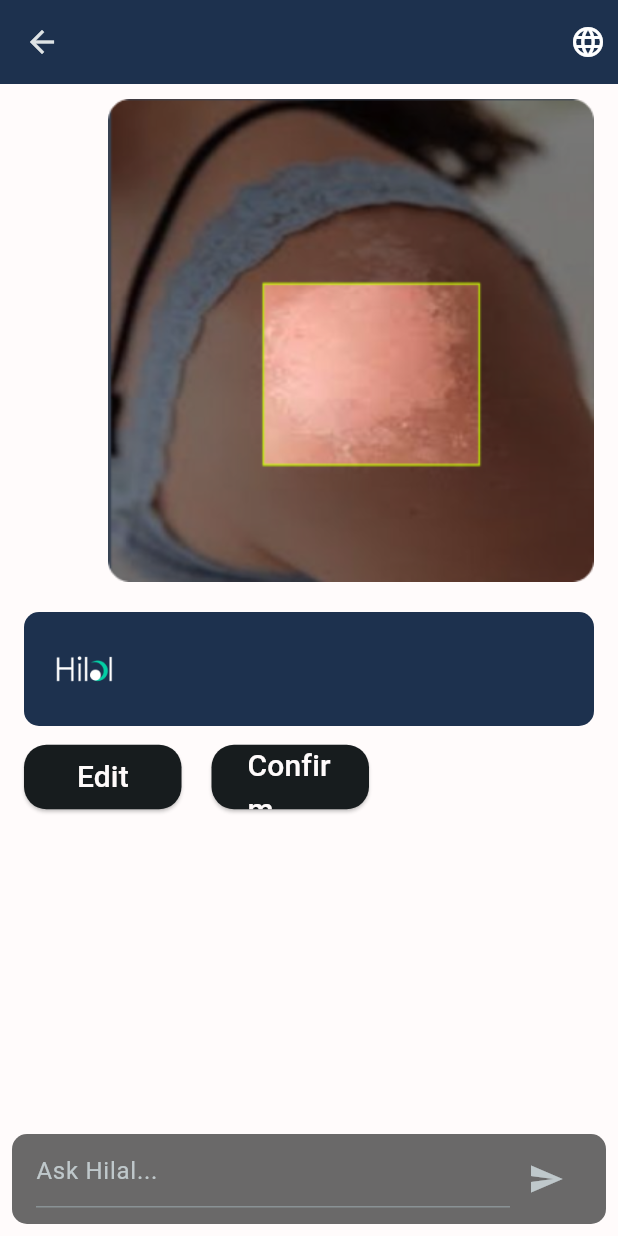
After one commit to SaraElwatany/Hilal-A-Skin-Burn-Severity-Assessment-Mobile-Application-Deployed-Version, a Flutter app: the DocterModelChat screen opened directly, on a phone screen of 412 x 824 dp. The commit adds this screen. Run offline on Flutter 3.47's test engine with Material 3 defaults, Android fonts, the phone set to English and light mode, and no system bars; our stand-ins replace image_cropper, image_picker, permission_handler; generated files the repository leaves out were written again.

Commit message:
Doctor Chat

```diff
--- /dev/null
+++ b/gp_app/lib/Data/doctor_msg.dart
@@ -0,0 +1,14 @@
+// import 'package:flutter/material.dart';
+import 'dart:io';
+
+import 'package:flutter/material.dart';
+import 'package:gp_app/models/doctor_message.dart';
+
+List<DoctorMessage> doctorMessage = [
+  DoctorMessage(
+    message: "Hi",
+    receiver: false,
+    imageFile: 'assets/images/burndegree.png'
+    ),
+
+];
--- a/gp_app/lib/Data/messages.dart
+++ b/gp_app/lib/Data/messages.dart
@@ -1,5 +1,5 @@
 // import 'package:flutter/material.dart';
-import 'package:gp_app/models/chat_message.dart';
+import 'package:gp_app/models/patient_message.dart';
 
 List<ChatMessage> chatMessage = [
   ChatMessage(message: "Hi", receiver: false),
--- a/gp_app/lib/l10n/intl_ar.arb
+++ b/gp_app/lib/l10n/intl_ar.arb
@@ -23,6 +23,9 @@
     "upload": "رفع الصورة",
     "message" : "اسأل هلال...",
     "about" :  "معلومات",
-    "intro": "أهلا, أنا هلال, رفيقك الصحي, ممكن اساعدك تفتكر تاريخك المرضي من إشاعات و تحاليل و عمليات و غيره. بالإضافة لكده, ممكن أديك نصائح تحسن صحتك بناءًا على تاريخك المرضي\nاقدر افهم أعراضك و اقترح عليك اقتراح مبدأي خاص بصحتك."
+    "intro": "أهلا, أنا هلال, رفيقك الصحي, ممكن اساعدك تفتكر تاريخك المرضي من إشاعات و تحاليل و عمليات و غيره. بالإضافة لكده, ممكن أديك نصائح تحسن صحتك بناءًا على تاريخك المرضي\nاقدر افهم أعراضك و اقترح عليك اقتراح مبدأي خاص بصحتك.",
+    "asdoctor":"الاستمرار كطبيب",
+    "confirm":"تأكيد",
+    "edit":"تعديل"
 
   }
--- a/gp_app/lib/l10n/intl_en.arb
+++ b/gp_app/lib/l10n/intl_en.arb
@@ -23,6 +23,9 @@
     "upload" : "Upload Image",
     "message" : "Ask Hilal...",
     "about"   : "About",
-    "intro": "Hi, I'm Hilal, your health companion. \nI can help you remember your medical history, including reports, tests, surgeries, and more. \nAdditionally, I can give you tips to improve your health based on your medical history."
+    "intro": "Hi, I'm Hilal, your health companion. \nI can help you remember your medical history, including reports, tests, surgeries, and more. \nAdditionally, I can give you tips to improve your health based on your medical history.",
+    "asdoctor": "Continue as a doctor",
+    "confirm":"Confirm",
+    "edit":"Edit"
 
   }
--- /dev/null
+++ b/gp_app/lib/models/doctor_message.dart
@@ -0,0 +1,18 @@
+
+// import 'dart:io';
+
+// import 'package:flutter/material.dart';
+
+class DoctorMessage {
+
+  final String message;
+  final bool receiver;
+  final String? imageFile;
+
+
+DoctorMessage({
+  required this.message,
+  required this.receiver,
+  required this.imageFile,
+  });
+}
--- a/gp_app/lib/screens/doctor_model_screen.dart
+++ b/gp_app/lib/screens/doctor_model_screen.dart
@@ -0,0 +1,77 @@
+import 'package:flutter/material.dart';
+import 'package:gp_app/Data/doctor_msg.dart';
+import 'package:gp_app/generated/l10n.dart';
+// import 'package:gp_app/screens/patient_model_screen.dart';
+import 'package:gp_app/widgets/docter_model_widget.dart';
+import 'package:gp_app/widgets/localization_icon.dart';
+// import 'package:gp_app/widgets/messages_widget.dart';
+
+class DocterModelChat extends StatefulWidget{
+  const DocterModelChat({super.key});
+
+  @override
+  State<DocterModelChat> createState() {
+    return DocterModelChatState();
+  }
+}
+
+class DocterModelChatState extends State <DocterModelChat> {
+
+  @override
+  Widget build(BuildContext context) {
+    return  Scaffold(
+      appBar:  const LocalizationIcon(),
+      body: Stack(
+          children: [
+            ListView.builder(
+              itemCount: doctorMessage.length,
+              itemBuilder: (context, index) {
+                return DoctorMessagesWidget(
+                  doctorMessage: doctorMessage[index]
+                  );
+
+              },
+            ),
+            Align(
+              alignment: Alignment.bottomCenter,
+              child: Padding(
+                padding: const EdgeInsets.all(8.0),
+                child: Container(
+                  padding:
+                      const EdgeInsets.only(left: 16, bottom: 10, right: 16),
+                  height: 60,
+                  width: double.infinity,
+                  decoration: BoxDecoration(
+                    borderRadius: BorderRadius.circular(10),
+                    color: const Color.fromARGB(255, 106, 105, 105),
+                  ),
+                  child: Row(children: [
+                    Expanded(
+                      child: TextField(
+                        // controller: _messageController,
+                        textCapitalization: TextCapitalization.sentences,
+                        autocorrect: true,
+                        enableSuggestions: true,
+                        decoration:
+                            InputDecoration(hintText: S.of(context).message),
+                      ),
+                    ),
+                    Padding(
+                      padding: const EdgeInsets.only(top: 10),
+                      child: IconButton(
+                        onPressed: (){},
+                        icon: const Icon(
+                          Icons.send,
+                        ),
+                      ),
+                    ),
+                  ]),
+                ),
+              ),
+            ),
+          ],
+        ),
+    );
+
+  }
+}
--- a/gp_app/lib/screens/login_screen.dart
+++ b/gp_app/lib/screens/login_screen.dart
@@ -2,6 +2,7 @@ import 'package:flutter/material.dart';
 // import 'package:gp_app/classes/language.dart';
 import 'package:gp_app/generated/l10n.dart';
 import 'package:gp_app/models/user_info.dart';
+import 'package:gp_app/screens/doctor_model_screen.dart';
 // import 'package:gp_app/main.dart';
 import 'package:gp_app/screens/main_page.dart';
 import 'package:gp_app/screens/signup_screen.dart';
@@ -223,7 +224,6 @@ class _LoginPageState extends State<LoginPage> {
                         height: 10,
                       ),
                       // Backend:Button to go to Main page
-
                       ElevatedButton(
                         onPressed: _saveItem,
                         style: ElevatedButton.styleFrom(
@@ -238,6 +238,29 @@ class _LoginPageState extends State<LoginPage> {
                           ),
                         ),
                       ),
+                       const SizedBox(height: 20,),
+                        ElevatedButton(
+                        onPressed: (){
+                          Navigator.of(context)
+                          .push(MaterialPageRoute(builder:
+                           (ctx) => const DocterModelChat ()));
+                        },
+                        style: ElevatedButton.styleFrom(
+                            shape: RoundedRectangleBorder(
+                                borderRadius: BorderRadius.circular(15)),
+                            fixedSize: const Size(210, 60)
+                            )
+                            ,
+
+                        child: Text(
+                          S.of(context).asdoctor,
+                          style: const TextStyle(
+                            fontSize: 25,
+                            color: Color.fromARGB(255, 255, 251, 251),
+                          ),
+                          textAlign: TextAlign.center,
+                        ),
+                      )
                     ],
                   ),
                 ),
--- a/gp_app/lib/screens/patient_model_screen.dart
+++ b/gp_app/lib/screens/patient_model_screen.dart
@@ -1,10 +1,10 @@
 import 'package:flutter/material.dart';
-import 'package:gp_app/models/chat_message.dart';
+import 'package:gp_app/models/patient_message.dart';
 import 'package:gp_app/generated/l10n.dart';
 import 'package:gp_app/widgets/localization_icon.dart';
 import 'package:gp_app/widgets/messages_widget.dart';
 import 'package:gp_app/models/global.dart';
-import 'package:gp_app/Data/messages.dart';
+// import 'package:gp_app/Data/messages.dart';
 
 
 
--- /dev/null
+++ b/gp_app/lib/widgets/docter_model_widget.dart
@@ -0,0 +1,111 @@
+import 'package:flutter/material.dart';
+import 'package:gp_app/generated/l10n.dart';
+import 'package:gp_app/models/doctor_message.dart';
+// import 'package:gp_app/generated/l10n.dart';
+import 'package:gp_app/models/patient_message.dart';
+
+class DoctorMessagesWidget extends StatelessWidget {
+  const DoctorMessagesWidget({
+    Key? key,
+    required this.doctorMessage,
+  }) : super(key: key);
+
+  final DoctorMessage doctorMessage;
+
+  @override
+  Widget build(BuildContext context) {
+    return Align(
+      alignment: doctorMessage.receiver ? Alignment.topRight : Alignment.topLeft,
+      child: Container(
+        padding: const EdgeInsets.only(left: 16, right: 16, top: 10, bottom: 10),
+        child: Column(
+          children: [
+            Align(
+              alignment: Alignment.topRight,
+              child: (!doctorMessage.receiver)?
+              Image.asset(
+                doctorMessage.imageFile!,
+              ):null,
+            )
+            ,
+            const SizedBox(height: 20,),
+            Row(
+              mainAxisAlignment: doctorMessage.receiver
+                  ? MainAxisAlignment.end
+                  : MainAxisAlignment.start,
+              children: [
+                Expanded(
+                  child: Container(
+                    padding: const EdgeInsets.all(16),
+                    decoration: BoxDecoration(
+                      borderRadius: BorderRadius.circular(10),
+                      color: (!doctorMessage.receiver
+                          ? Theme.of(context).colorScheme.surface
+                          : const Color.fromARGB(255, 106, 105, 105)),
+                    ),
+                    child: Column(
+                      crossAxisAlignment: CrossAxisAlignment.start,
+                      children: [
+                        Visibility(
+                          visible: !doctorMessage.receiver,
+                          child: Padding(
+                            padding: const EdgeInsets.only(top: 4.0, left: 4.0),
+                            child: (!doctorMessage.receiver
+                                ? Image.asset(
+                                    'assets/images/Hilal.png',
+                                    width: 40,
+                                    height: 40,
+                                  )
+                                : null),
+                          ),
+                        ),
+                        const SizedBox(width: 8),
+                      ],
+                    ),
+                  ),
+                ),
+              ],
+            ),
+            const SizedBox(height: 10,),
+            Visibility(
+              visible:!doctorMessage.receiver,
+              child: Row(
+                children: [
+                  ElevatedButton(
+                    onPressed: (){},
+                      style: ElevatedButton.styleFrom(
+                            shape: RoundedRectangleBorder(
+                                borderRadius: BorderRadius.circular(15)),
+                            fixedSize: const Size(105, 43)
+                            ),
+                    child: Text(S.of(context).edit,
+                     style: const TextStyle(
+                            fontSize: 20,
+                            color: Color.fromARGB(255, 255, 251, 251),
+                          ),),
+                    ),
+                  const SizedBox(width: 20,),
+                  ElevatedButton(
+                    onPressed: (){},
+                    style: ElevatedButton.styleFrom(
+                            shape: RoundedRectangleBorder(
+                                borderRadius: BorderRadius.circular(15)),
+                            fixedSize: const Size(105, 43),
+                            ),
+                    child: Text(S.of(context).confirm,
+                     style: const TextStyle(
+                            fontSize: 20,
+                            color: Color.fromARGB(255, 255, 251, 251),
+                          ),
+                    ),
+                    ),
+
+                ],
+              ),
+            )
+          ],
+        ),
+      ),
+    );
+  }
+}
--- a/gp_app/lib/widgets/messages_widget.dart
+++ b/gp_app/lib/widgets/messages_widget.dart
@@ -1,6 +1,6 @@
 import 'package:flutter/material.dart';
 // import 'package:gp_app/generated/l10n.dart';
-import 'package:gp_app/models/chat_message.dart';
+import 'package:gp_app/models/patient_message.dart';
 
 class MessagesWidget extends StatelessWidget {
   const MessagesWidget({
--- a/gp_app/pubspec.yaml
+++ b/gp_app/pubspec.yaml
@@ -79,6 +79,7 @@ flutter:
     - assets/images/flame.png
     - assets/images/burn-care.webp
     - assets/images/AboutUs.png
+    - assets/images/burndegree.png
 
 
   # An image asset can refer to one or more resolution-specific "variants", see
```
Also changed, not shown: gp_app/assets/images/burndegree.png (added), gp_app/lib/generated/intl/messages_ar.dart, gp_app/lib/generated/intl/messages_en.dart, gp_app/lib/generated/l10n.dart, gp_app/lib/models/patient_message.dart (renamed from gp_app/lib/models/chat_message.dart).
